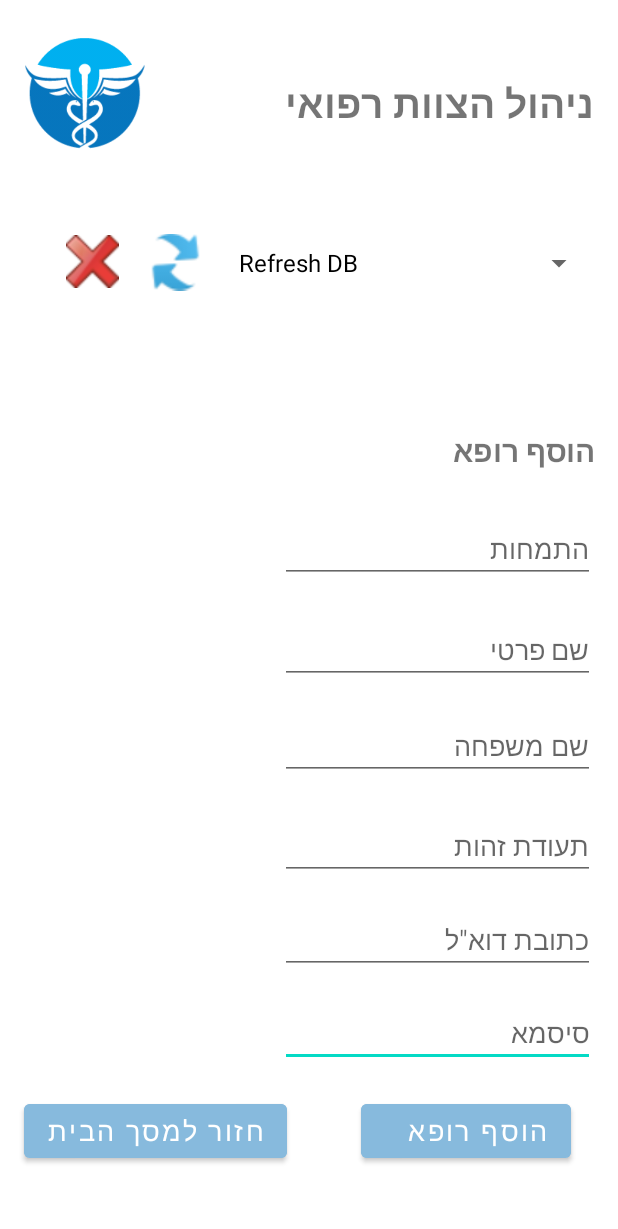
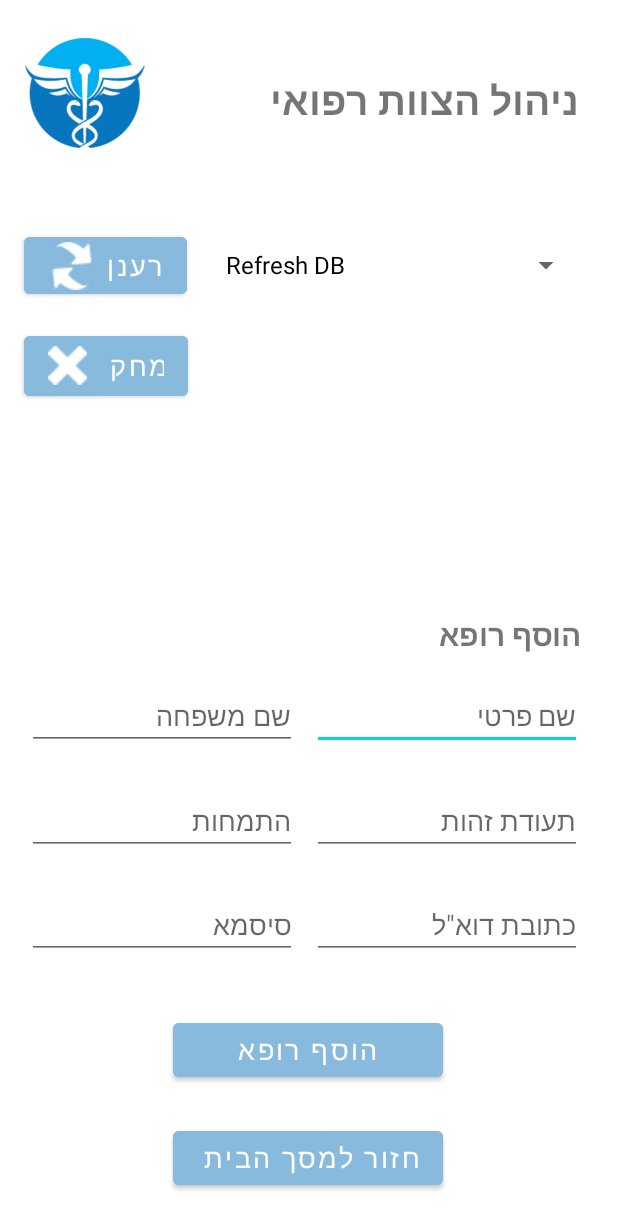
Before and after one commit to bmitay4/HMO, an Android app: the DoctorsPanel screen opened directly, with no data from a screen before it, on a phone screen of 412 x 824 dp. Shown: the top 1229 px of the screen. Run offline under Robolectric (Android 15) with nearby library versions, the phone set to English and light mode, and no system bars; our stand-ins replace Firebase (no records; nobody signed in at launch, a user with empty details on screens opened directly).

Commit message:
Updating the Doctor Management page, along with adding a new staff member, it is now also possible to remove staff members, along with optimizing the code

```diff
--- a/app/src/main/java/com/example/hmo/Panels_Screens/DoctorsPanel.java
+++ b/app/src/main/java/com/example/hmo/Panels_Screens/DoctorsPanel.java
@@ -1,18 +1,24 @@
 package com.example.hmo.Panels_Screens;
 
+import android.app.AlertDialog;
+import android.content.Context;
+import android.content.DialogInterface;
 import android.content.Intent;
 import android.os.Bundle;
 import android.view.View;
+import android.view.View.OnClickListener;
 import android.widget.ArrayAdapter;
 import android.widget.Button;
 import android.widget.EditText;
 import android.widget.ImageView;
 import android.widget.Spinner;
+import android.widget.TextView;
 import android.widget.Toast;
 
 import androidx.annotation.NonNull;
 import androidx.appcompat.app.AppCompatActivity;
 
+import com.example.hmo.General_Objects.Appointment;
 import com.example.hmo.General_Objects.NewDoctor;
 import com.example.hmo.R;
 import com.google.firebase.auth.FirebaseAuth;
@@ -28,36 +34,58 @@ import java.util.Objects;
 
 public class DoctorsPanel extends AppCompatActivity {
     private Spinner spinner;
-    private ImageView refresh, remove;
+    //    private ImageView refresh, remove;
+    private TextView doctorInfo;
+    private NewDoctor doctor;
+    private ArrayList<NewDoctor> doctorsList;
+    private DatabaseReference reference;
     private EditText doctorID, doctorFN, doctorLN, doctorEmail, doctorPass, doctorSpecs;
-    private ArrayList<Object> userInfo;
-    private Button createDoc, goBack;
+    //    private ArrayList<Object> userInfo;
+    private Button createDoc, goBack, refresh, remove;
+    private Context myContext;
 
     @Override
     protected void onCreate(Bundle savedInstanceState) {
         super.onCreate(savedInstanceState);
         setContentView(R.layout.activity_management_doctor);
 
+        //Get the widgets from the layout and link them to the variables
         setValues();
 
         refresh.setOnClickListener(v -> getDoctors());
         createDoc.setOnClickListener(v -> tryRegister());
-        goBack.setOnClickListener(v->finish());
-        remove.setOnClickListener(new View.OnClickListener() {
-            @Override
-            public void onClick(View v) {
-                //TODO
-                spinner.getSelectedItem().toString();
-                System.out.println("Remove Doctor");
+        goBack.setOnClickListener(v -> finish());
+        remove.setOnClickListener(v -> {
+            doctor = doctorsList.get(spinner.getSelectedItemPosition());
+            if (doctor != null) {
+                AlertDialog.Builder builder = new AlertDialog.Builder(myContext);
+                builder.setTitle("אזהרה");
+                builder.setMessage("האם אתה בטוח שברצונך להסיר את דוקטור "
+                        + doctor.getUserFirstName() + " " + doctor.getUserLastName() +
+                        " מהמאגר? אין אפשרות לבטל פעולה זו");
+
+                builder.setPositiveButton("כן, מחק", (dialog, which) -> {
+                    remove(doctor);
+                    dialog.dismiss();
+                });
+
+                builder.setNegativeButton("ביטול", (dialog, which) -> dialog.dismiss());
+
+                AlertDialog alert = builder.create();
+                alert.show();
             }
         });
 
     }
 
+    //Get the widgets from the layout and link them to the variables
     private void setValues() {
-        refresh = findViewById(R.id.Button_MDocRefresh);
+        refresh = findViewById(R.id.Button_DoctorPanelRefresh);
         spinner = findViewById(R.id.MDocSpinner);
-        remove = findViewById(R.id.Button_MDocRemove);
+        remove = findViewById(R.id.Button_DoctorPanelRemove);
+
+        //TODO, it will contain details about the selected doctor (etc appointments count)
+        doctorInfo = findViewById(R.id.txt_DoctorPanelInfo);
 
         doctorID = findViewById(R.id.txt_MDocID);
         doctorFN = findViewById(R.id.txt_MDocFN);
@@ -68,28 +96,37 @@ public class DoctorsPanel extends AppCompatActivity {
         createDoc = findViewById(R.id.Button_MDocsCreate);
         goBack = findViewById(R.id.Button_MDocsGoToHome);
 
-        String[] items = new String[]{"Refresh DB"};
-        ArrayAdapter<String> adapter = new ArrayAdapter<>(this, android.R.layout.simple_spinner_dropdown_item, items);
+        //Holds the context during operations in front of the DB
+        myContext = this;
+
+        ArrayAdapter<String> adapter = new ArrayAdapter<>(this, android.R.layout.simple_spinner_dropdown_item, new String[]{"Refresh DB"});
 
         spinner.setAdapter(adapter);
     }
 
+    //Get the list of doctors from DB
     private void getDoctors() {
-        userInfo = new ArrayList<>();
+        doctorsList = new ArrayList<>();
+//        userInfo = new ArrayList<>();
+        //Keep an instance and a reference to the DB
+        FirebaseDatabase database = FirebaseDatabase.getInstance();
+        reference = database.getReference().child("Doctors");
 
-        FirebaseDatabase.getInstance().getReference("Doctors").addValueEventListener(new ValueEventListener() {
+        reference.addValueEventListener(new ValueEventListener() {
             @Override
             public void onDataChange(@NonNull DataSnapshot dataSnapshot) {
                 for (DataSnapshot value : dataSnapshot.getChildren()) {
-                    int token = Objects.requireNonNull(value.getValue()).toString().indexOf('=');
-                    userInfo.add(value.getValue().toString().substring(token + 1));
+                    doctorsList.add(value.getValue(NewDoctor.class));
+//                    int token = Objects.requireNonNull(value.getValue()).toString().indexOf('=');
+//                    userInfo.add(value.getValue().toString().substring(token + 1));
                 }
-                if (userInfo.size() == 0)
+                if (doctorsList.size() == 0)
                     setSpinner(new String[]{"No Doctors in DB"});
                 else {
-                    String[] items = new String[userInfo.size()];
-                    for (int i = 0; i < userInfo.size(); i++) {
-                        items[i] = userInfo.get(i).toString().replaceAll("[a-zA-Z=@.{}0-9,]", "");
+                    String[] items = new String[doctorsList.size()];
+                    for (int i = 0; i < doctorsList.size(); i++) {
+                        doctor = doctorsList.get(i);
+                        items[i] = doctor.getUserFirstName() + " " + doctor.getUserLastName() + ", " + doctor.getUserSpec();
                     }
                     setSpinner(items);
                 }
@@ -97,15 +134,18 @@ public class DoctorsPanel extends AppCompatActivity {
 
             @Override
             public void onCancelled(@NonNull DatabaseError error) {
+                Toast.makeText(myContext, "התרחשה שגיאה, אנא נסה שנית", Toast.LENGTH_LONG).show();
             }
         });
     }
 
+    //Update the display spinner with each change
     private void setSpinner(String[] list) {
         ArrayAdapter<String> adapter = new ArrayAdapter<>(this, android.R.layout.simple_spinner_dropdown_item, list);
         spinner.setAdapter(adapter);
     }
 
+    //When adding a new doctor, make sure the values are valid
     private void tryRegister() {
         String localDocID = doctorID.getText().toString();
         String localDocFN = doctorFN.getText().toString();
@@ -148,4 +188,9 @@ public class DoctorsPanel extends AppCompatActivity {
                         Toast.makeText(DoctorsPanel.this, "Authentication Failed", Toast.LENGTH_SHORT).show();
                 });
     }
+
+    //Removal of a doctor from the database
+    private void remove(NewDoctor doctor) {
+        reference.child(doctor.getUserID()).removeValue();
+    }
 }
--- a/app/src/main/res/layout/activity_management_doctor.xml
+++ b/app/src/main/res/layout/activity_management_doctor.xml
@@ -10,50 +10,40 @@
     tools:context=".Panels_Screens.DoctorsPanel">
 
     <Button
-        android:id="@+id/Button_MDocsGoToHome"
-        android:layout_width="wrap_content"
+        android:id="@+id/Button_DoctorPanelRemove"
+        android:layout_width="109dp"
+        android:layout_height="52dp"
+        android:backgroundTint="#87BADD"
+        android:text="מחק "
+        android:textSize="18sp"
+        app:icon="@drawable/deleteicon"
+        app:iconPadding="11dp"
+        app:layout_constraintBottom_toBottomOf="parent"
+        app:layout_constraintEnd_toEndOf="parent"
+        app:layout_constraintHorizontal_bias="0.052"
+        app:layout_constraintStart_toStartOf="parent"
+        app:layout_constraintTop_toBottomOf="@+id/Button_DoctorPanelRefresh"
+        app:layout_constraintVertical_bias="0.028" />
+
+    <EditText
+        android:id="@+id/txt_MDocFN"
+        android:layout_width="180dp"
         android:layout_height="wrap_content"
-        android:backgroundTint="#87BADD"
+        android:ems="10"
         android:gravity="right|center_vertical"
-        android:text="חזור למסך הבית"
+        android:hint="שם פרטי"
+        android:inputType="textPersonName"
         android:textSize="18sp"
         app:layout_constraintBottom_toBottomOf="parent"
         app:layout_constraintEnd_toEndOf="parent"
-        app:layout_constraintHorizontal_bias="0.067"
+        app:layout_constraintHorizontal_bias="0.896"
         app:layout_constraintStart_toStartOf="parent"
         app:layout_constraintTop_toTopOf="parent"
-        app:layout_constraintVertical_bias="0.941" />
-
-    <ImageView
-        android:id="@+id/Button_MDocRemove"
-        android:layout_width="35dp"
-        android:layout_height="38dp"
-        app:layout_constraintBottom_toBottomOf="parent"
-        app:layout_constraintEnd_toEndOf="parent"
-        app:layout_constraintHorizontal_bias="0.117"
-        app:layout_constraintStart_toStartOf="parent"
-        app:layout_constraintTop_toTopOf="parent"
-        app:layout_constraintVertical_bias="0.198"
-        app:srcCompat="@drawable/delete" />
-
-    <Button
-        android:id="@+id/Button_MDocsCreate"
-        android:layout_width="140dp"
-        android:layout_height="wrap_content"
-        android:backgroundTint="#87BADD"
-        android:gravity="center_vertical"
-        android:text="הוסף רופא"
-        android:textSize="18sp"
-        app:layout_constraintBottom_toBottomOf="parent"
-        app:layout_constraintEnd_toEndOf="parent"
-        app:layout_constraintHorizontal_bias="0.885"
-        app:layout_constraintStart_toStartOf="parent"
-        app:layout_constraintTop_toTopOf="parent"
-        app:layout_constraintVertical_bias="0.941" />
+        app:layout_constraintVertical_bias="0.584" />
 
     <EditText
         android:id="@+id/txt_MDocsPassword"
-        android:layout_width="210dp"
+        android:layout_width="180dp"
         android:layout_height="wrap_content"
         android:ems="10"
         android:gravity="right|center_vertical"
@@ -62,14 +52,58 @@
         android:textSize="18sp"
         app:layout_constraintBottom_toBottomOf="parent"
         app:layout_constraintEnd_toEndOf="parent"
-        app:layout_constraintHorizontal_bias="0.925"
+        app:layout_constraintHorizontal_bias="0.077"
         app:layout_constraintStart_toStartOf="parent"
         app:layout_constraintTop_toTopOf="parent"
-        app:layout_constraintVertical_bias="0.855" />
+        app:layout_constraintVertical_bias="0.763" />
+
+    <EditText
+        android:id="@+id/txt_MDocLN"
+        android:layout_width="180dp"
+        android:layout_height="wrap_content"
+        android:ems="10"
+        android:gravity="right|center_vertical"
+        android:hint="שם משפחה"
+        android:inputType="textPersonName"
+        android:textSize="18sp"
+        app:layout_constraintBottom_toBottomOf="parent"
+        app:layout_constraintEnd_toEndOf="parent"
+        app:layout_constraintHorizontal_bias="0.077"
+        app:layout_constraintStart_toStartOf="parent"
+        app:layout_constraintTop_toTopOf="parent"
+        app:layout_constraintVertical_bias="0.584" />
+
+    <Button
+        android:id="@+id/Button_MDocsCreate"
+        android:layout_width="180dp"
+        android:layout_height="wrap_content"
+        android:backgroundTint="#87BADD"
+        android:text="הוסף רופא"
+        android:textSize="18sp"
+        app:layout_constraintBottom_toBottomOf="parent"
+        app:layout_constraintEnd_toEndOf="parent"
+        app:layout_constraintHorizontal_bias="0.497"
+        app:layout_constraintStart_toStartOf="parent"
+        app:layout_constraintTop_toTopOf="parent"
+        app:layout_constraintVertical_bias="0.871" />
+
+    <TextView
+        android:id="@+id/txt_MDocsTitle2"
+        android:layout_width="wrap_content"
+        android:layout_height="wrap_content"
+        android:text="הוסף רופא"
+        android:textSize="20sp"
+        android:textStyle="bold"
+        app:layout_constraintBottom_toBottomOf="parent"
+        app:layout_constraintEnd_toEndOf="parent"
+        app:layout_constraintHorizontal_bias="0.923"
+        app:layout_constraintStart_toStartOf="parent"
+        app:layout_constraintTop_toTopOf="parent"
+        app:layout_constraintVertical_bias="0.514" />
 
     <EditText
         android:id="@+id/txt_MDocSpecialization"
-        android:layout_width="210dp"
+        android:layout_width="180dp"
         android:layout_height="wrap_content"
         android:layout_alignParentEnd="true"
         android:ems="10"
@@ -80,44 +114,14 @@
         android:textSize="18sp"
         app:layout_constraintBottom_toBottomOf="parent"
         app:layout_constraintEnd_toEndOf="parent"
-        app:layout_constraintHorizontal_bias="0.925"
+        app:layout_constraintHorizontal_bias="0.077"
         app:layout_constraintStart_toStartOf="parent"
         app:layout_constraintTop_toTopOf="parent"
-        app:layout_constraintVertical_bias="0.441" />
-
-    <TextView
-        android:id="@+id/txt_MDocsTitle2"
-        android:layout_width="218dp"
-        android:layout_height="38dp"
-        android:text="הוסף רופא"
-        android:textSize="20sp"
-        android:textStyle="bold"
-        app:layout_constraintBottom_toBottomOf="parent"
-        app:layout_constraintEnd_toEndOf="parent"
-        app:layout_constraintHorizontal_bias="0.922"
-        app:layout_constraintStart_toStartOf="parent"
-        app:layout_constraintTop_toTopOf="parent"
-        app:layout_constraintVertical_bias="0.365" />
-
-    <EditText
-        android:id="@+id/txt_MDocFN"
-        android:layout_width="210dp"
-        android:layout_height="wrap_content"
-        android:ems="10"
-        android:gravity="right|center_vertical"
-        android:hint="שם פרטי"
-        android:inputType="textPersonName"
-        android:textSize="18sp"
-        app:layout_constraintBottom_toBottomOf="parent"
-        app:layout_constraintEnd_toEndOf="parent"
-        app:layout_constraintHorizontal_bias="0.925"
-        app:layout_constraintStart_toStartOf="parent"
-        app:layout_constraintTop_toTopOf="parent"
-        app:layout_constraintVertical_bias="0.527" />
+        app:layout_constraintVertical_bias="0.674" />
 
     <EditText
         android:id="@+id/txt_MDocID"
-        android:layout_width="210dp"
+        android:layout_width="180dp"
         android:layout_height="wrap_content"
         android:ems="10"
         android:gravity="right|center_vertical"
@@ -126,30 +130,14 @@
         android:textSize="18sp"
         app:layout_constraintBottom_toBottomOf="parent"
         app:layout_constraintEnd_toEndOf="parent"
-        app:layout_constraintHorizontal_bias="0.925"
+        app:layout_constraintHorizontal_bias="0.896"
         app:layout_constraintStart_toStartOf="parent"
         app:layout_constraintTop_toTopOf="parent"
-        app:layout_constraintVertical_bias="0.695" />
-
-    <EditText
-        android:id="@+id/txt_MDocLN"
-        android:layout_width="210dp"
-        android:layout_height="wrap_content"
-        android:ems="10"
-        android:gravity="right|center_vertical"
-        android:hint="שם משפחה"
-        android:inputType="textPersonName"
-        android:textSize="18sp"
-        app:layout_constraintBottom_toBottomOf="parent"
-        app:layout_constraintEnd_toEndOf="parent"
-        app:layout_constraintHorizontal_bias="0.925"
-        app:layout_constraintStart_toStartOf="parent"
-        app:layout_constraintTop_toTopOf="parent"
-        app:layout_constraintVertical_bias="0.61" />
+        app:layout_constraintVertical_bias="0.674" />
 
     <EditText
         android:id="@+id/txt_MDocEmail"
-        android:layout_width="210dp"
+        android:layout_width="180dp"
         android:layout_height="wrap_content"
         android:ems="10"
         android:gravity="right|center_vertical"
@@ -158,25 +146,40 @@
         android:textSize="18sp"
         app:layout_constraintBottom_toBottomOf="parent"
         app:layout_constraintEnd_toEndOf="parent"
-        app:layout_constraintHorizontal_bias="0.925"
+        app:layout_constraintHorizontal_bias="0.896"
         app:layout_constraintStart_toStartOf="parent"
         app:layout_constraintTop_toTopOf="parent"
-        app:layout_constraintVertical_bias="0.776" />
+        app:layout_constraintVertical_bias="0.763" />
+
+    <Button
+        android:id="@+id/Button_MDocsGoToHome"
+        android:layout_width="180dp"
+        android:layout_height="wrap_content"
+        android:backgroundTint="#87BADD"
+        android:gravity="right|center_vertical"
+        android:text="חזור למסך הבית"
+        android:textSize="18sp"
+        app:layout_constraintBottom_toBottomOf="parent"
+        app:layout_constraintEnd_toEndOf="parent"
+        app:layout_constraintHorizontal_bias="0.497"
+        app:layout_constraintStart_toStartOf="parent"
+        app:layout_constraintTop_toTopOf="parent"
+        app:layout_constraintVertical_bias="0.964" />
 
     <TextView
         android:id="@+id/txt_MDocsTitle"
-        android:layout_width="218dp"
-        android:layout_height="38dp"
+        android:layout_width="wrap_content"
+        android:layout_height="wrap_content"
         android:gravity="right|center_vertical"
         android:text="ניהול הצוות רפואי"
         android:textSize="26sp"
         android:textStyle="bold"
         app:layout_constraintBottom_toBottomOf="parent"
         app:layout_constraintEnd_toEndOf="parent"
-        app:layout_constraintHorizontal_bias="0.917"
+        app:layout_constraintHorizontal_bias="0.875"
         app:layout_constraintStart_toStartOf="parent"
         app:layout_constraintTop_toTopOf="parent"
-        app:layout_constraintVertical_bias="0.063" />
+        app:layout_constraintVertical_bias="0.062" />
 
     <ImageView
         android:id="@+id/Img_MDocsLogo"
@@ -193,25 +196,39 @@
     <Spinner
         android:id="@+id/MDocSpinner"
         android:layout_width="245dp"
-        android:layout_height="44dp"
-        android:gravity="start"
+        android:layout_height="50dp"
+        android:gravity="center_horizontal"
         app:layout_constraintBottom_toBottomOf="parent"
         app:layout_constraintEnd_toEndOf="parent"
-        app:layout_constraintHorizontal_bias="0.909"
+        app:layout_constraintHorizontal_bias="0.855"
         app:layout_constraintStart_toStartOf="parent"
         app:layout_constraintTop_toTopOf="parent"
-        app:layout_constraintVertical_bias="0.197" />
+        app:layout_constraintVertical_bias="0.196" />
 
-    <ImageView
-        android:id="@+id/Button_MDocRefresh"
-        android:layout_width="38dp"
-        android:layout_height="40dp"
+    <Button
+        android:id="@+id/Button_DoctorPanelRefresh"
+        android:layout_width="wrap_content"
+        android:layout_height="50dp"
+        android:backgroundTint="#87BADD"
+        android:text="רענן"
+        android:textSize="18sp"
+        app:icon="@drawable/refresh"
+        app:iconPadding="8dp"
         app:layout_constraintBottom_toBottomOf="parent"
         app:layout_constraintEnd_toEndOf="parent"
-        app:layout_constraintHorizontal_bias="0.262"
+        app:layout_constraintHorizontal_bias="0.052"
         app:layout_constraintStart_toStartOf="parent"
         app:layout_constraintTop_toTopOf="parent"
-        app:layout_constraintVertical_bias="0.197"
-        app:srcCompat="@drawable/refresh" />
+        app:layout_constraintVertical_bias="0.196" />
+
+    <TextView
+        android:id="@+id/txt_DoctorPanelInfo"
+        android:layout_width="339dp"
+        android:layout_height="75dp"
+        app:layout_constraintBottom_toBottomOf="parent"
+        app:layout_constraintEnd_toEndOf="parent"
+        app:layout_constraintStart_toStartOf="parent"
+        app:layout_constraintTop_toTopOf="parent"
+        app:layout_constraintVertical_bias="0.402" />
 
 </androidx.constraintlayout.widget.ConstraintLayout>
```
Also changed, not shown: app/src/main/res/drawable-v24/deleteicon.png (added).
